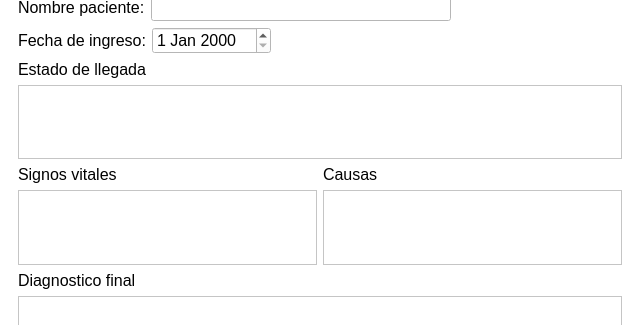
First picture: the form in agregarUrgencia.ui, repository Laloses/Hospital, before the edit; both pictures show x 0 to 640 and y 103 to 428 of the 640 by 542 pixel window.
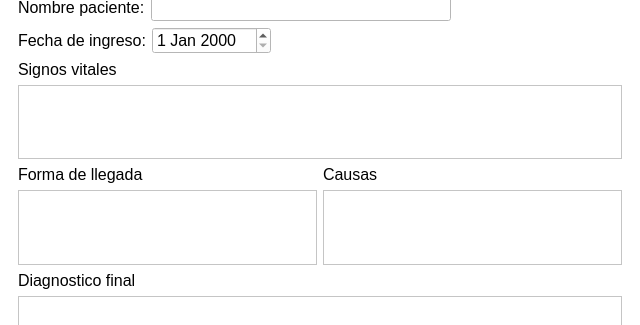
Second picture: the form after the edit. The open tabs and pages were chosen to show the change. Icons and pictures are not drawn.

```diff
--- a/agregarUrgencia.ui
+++ b/agregarUrgencia.ui
@@ -1304,14 +1304,14 @@
            <item>
             <layout class="QVBoxLayout" name="verticalLayout_11">
              <item>
-              <widget class="QLabel" name="label_17">
+              <widget class="QLabel" name="label_19">
                <property name="text">
-                <string>Estado de llegada</string>
+                <string>Signos vitales</string>
                </property>
               </widget>
              </item>
              <item>
-              <widget class="QPlainTextEdit" name="formaLlegada_2">
+              <widget class="QPlainTextEdit" name="signosVitales_2">
                <property name="enabled">
                 <bool>true</bool>
                </property>
@@ -1324,14 +1324,14 @@
              <item>
               <layout class="QVBoxLayout" name="verticalLayout_9">
                <item>
-                <widget class="QLabel" name="label_19">
+                <widget class="QLabel" name="label_17">
                  <property name="text">
-                  <string>Signos vitales</string>
+                  <string>Forma de llegada</string>
                  </property>
                 </widget>
                </item>
                <item>
-                <widget class="QPlainTextEdit" name="signosVitales_2">
+                <widget class="QPlainTextEdit" name="formaLlegada_2">
                  <property name="enabled">
                   <bool>true</bool>
                  </property>
```
Left out of the diff: 2 changed lines with no effect on the pictures.
